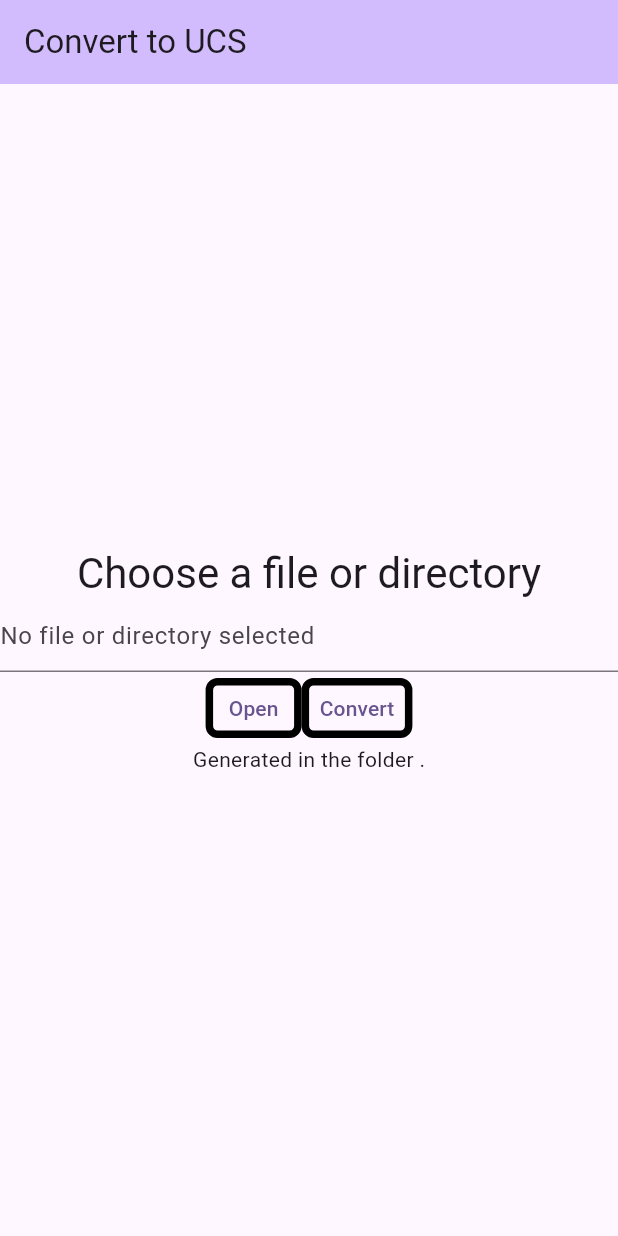
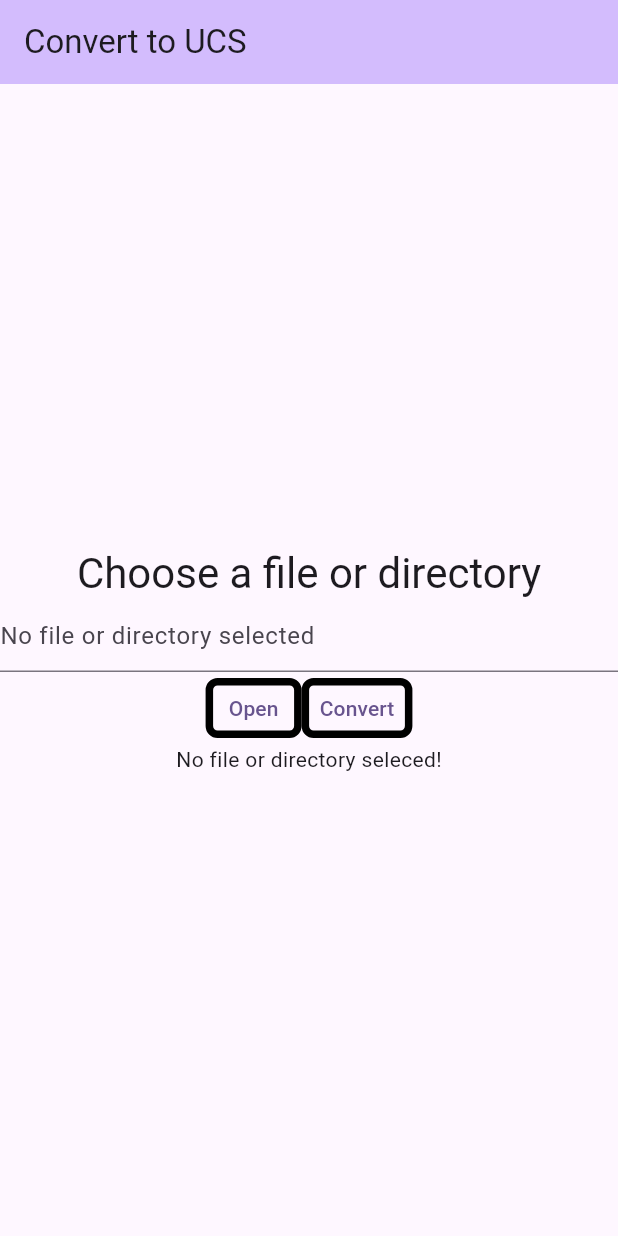
Before and after one commit to valius/UCSConverterTool, a Flutter app: the screen it shows after launch, after a tap on "Convert", on a phone screen of 412 x 824 dp. Run offline on Flutter 3.47's test engine with Material 3 defaults, Android fonts, the phone set to English and light mode, and no system bars; our stand-ins replace file_picker.

Commit message:
feat: add blank string check for file conversion

```diff
--- a/lib/ui/convert_view.dart
+++ b/lib/ui/convert_view.dart
@@ -40,6 +40,12 @@ class _ConvertViewState extends State<ConvertView> {
   }
 
   void _convertfile() async {
+    if (_controller.text.isEmpty) {
+      setState(() {
+        _statusText = "No file or directory seleced!";
+      });
+      return;
+    }
     setState(() {
       _convertButtonEnabled = false;
       _statusText = "Converting $_controller.text";
```
